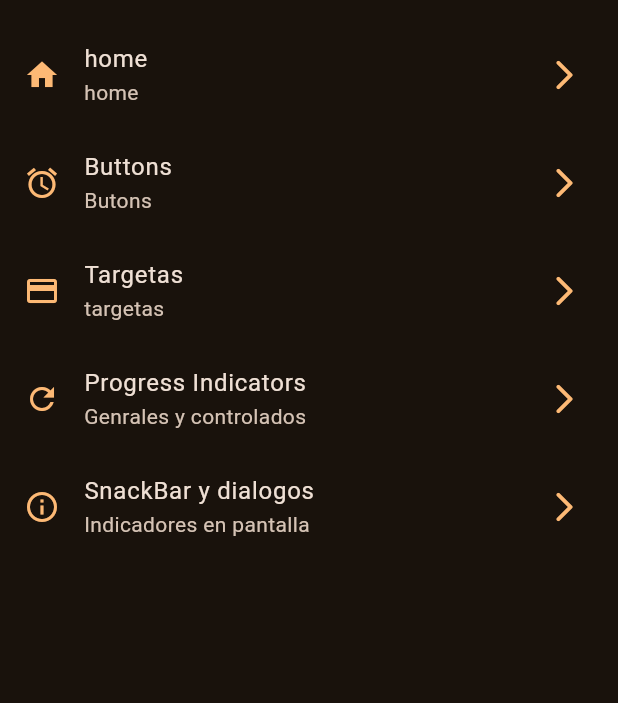
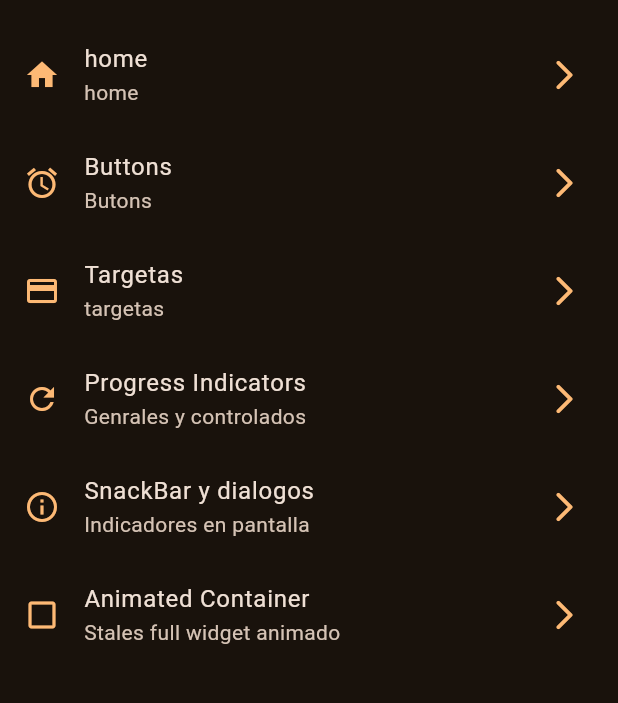
Before and after one commit to garciaeury26/widgets_app, a Flutter app: the screen it shows after launch, on a phone screen of 412 x 824 dp, the part 63-766 px from its top. Run offline on Flutter 3.47's test engine with Material 2 defaults, Android fonts, the phone set to English and light mode, and no system bars; our stand-ins replace go_router.

Commit message:
animate container

```diff
--- a/lib/config/menu/menu_items.dart
+++ b/lib/config/menu/menu_items.dart
@@ -19,8 +19,7 @@ const appMenuItems = <MenuItem>[
       title: 'Buttons',
       subTitle: 'Butons',
       link: '/buttons',
-      icon: Icons.access_alarms_outlined
-  ),
+      icon: Icons.access_alarms_outlined),
   MenuItem(
       title: 'Targetas',
       subTitle: 'targetas',
@@ -36,5 +35,9 @@ const appMenuItems = <MenuItem>[
       subTitle: 'Indicadores en pantalla',
       link: '/snackbar',
       icon: Icons.info_outline),
-
+  MenuItem(
+      title: 'Animated Container',
+      subTitle: 'Stales full widget animado',
+      link: '/animacion',
+      icon: Icons.check_box_outline_blank)
 ];
--- a/lib/config/router/router_config.dart
+++ b/lib/config/router/router_config.dart
@@ -1,4 +1,5 @@
 import 'package:go_router/go_router.dart';
+import 'package:widgets_app/presentations/screens/animated/animeted_screen.dart';
 import 'package:widgets_app/presentations/screens/cards/cards_screen.dart';
 import 'package:widgets_app/presentations/screens/screens.dart';
 
@@ -27,6 +28,11 @@ final appRouter = GoRouter(
       path: '/snackbar',
       name: const SnackbarScreen().name,
       builder: (context, state) => const SnackbarScreen(),
+    ),
+    GoRoute(
+      path: '/animacion',
+      name: const AnimatedScreen().name,
+      builder: (context, state) => const AnimatedScreen(),
     )
   ],
 );
```
Also changed, not shown: lib/presentations/screens/animated/animeted_screen.dart (+45 -5 lines).
